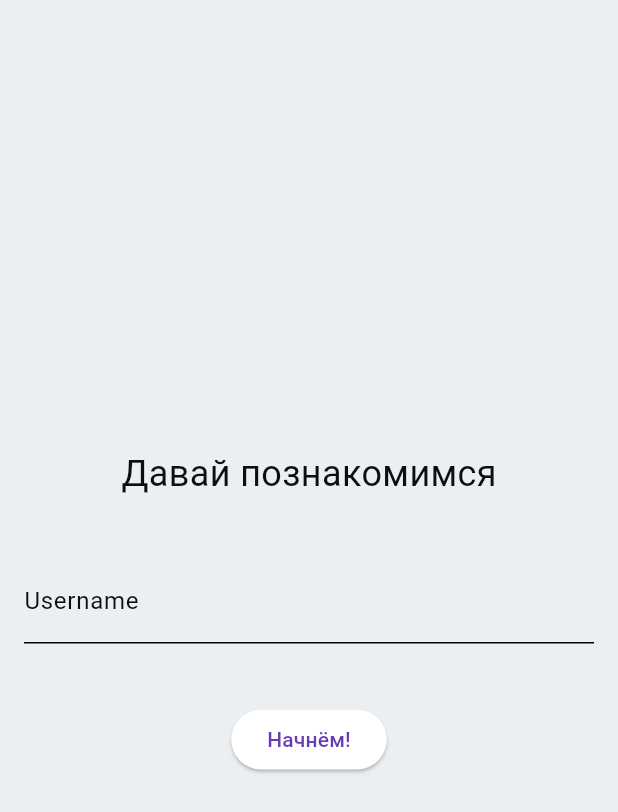
After one commit to oxiggy/quizmaster, a Flutter app: the AuthOnboardingPage screen opened by its route, on a phone screen of 412 x 824 dp. The commit adds this screen. Shown: the top 812 px of the screen. Run offline on Flutter 3.47's test engine with Material 3 defaults, Android fonts, the phone set to English and light mode, and no system bars; our stand-ins replace flutter_dotenv, flutter_secure_storage, flutter_spinkit, go_router, shared_preferences, supabase_flutter; accounts and stored records are empty.

Commit message:
chore: upd AuthPage and start onboarding

```diff
--- a/lib/app.dart
+++ b/lib/app.dart
@@ -2,6 +2,7 @@ import 'package:flutter/material.dart';
 import 'package:go_router/go_router.dart';
 import 'package:quizmaster/presentation/pages/active_games.dart';
 import 'package:quizmaster/presentation/pages/auth.dart';
+import 'package:quizmaster/presentation/pages/auth_onboarding.dart';
 import 'package:quizmaster/presentation/pages/game.dart';
 import 'package:quizmaster/presentation/pages/game_list.dart';
 import 'package:quizmaster/presentation/pages/master_dashboard.dart';
@@ -23,6 +24,11 @@ class AppRouter {
         path: '/auth',
         name: 'AuthPage',
         builder: (context, state) => AuthPage(),
+      ),
+      GoRoute(
+        path: '/onboarding',
+        name: 'AuthOnboarding',
+        builder: (context, state) => AuthOnboardingPage(),
       ),
       ShellRoute(
         builder: (context, state, child) {
--- /dev/null
+++ b/lib/presentation/pages/auth_onboarding.dart
@@ -0,0 +1,58 @@
+import 'package:flutter/material.dart';
+
+import '../../shared/widgets/loading_dots.dart';
+
+class AuthOnboardingPage extends StatefulWidget {
+  const AuthOnboardingPage({Key? key}) : super(key: key);
+
+  @override
+  _AuthOnboardingPageState createState () => _AuthOnboardingPageState();
+}
+
+class _AuthOnboardingPageState extends State<AuthOnboardingPage> {
+  late final _usernameController = TextEditingController();
+  bool _loading = false;
+
+  @override
+  Widget build(BuildContext context) {
+    return Scaffold(
+      backgroundColor: Colors.blueGrey[50],
+      body: _loading
+        ? const Center(child: LoadingDots())
+        : SafeArea(
+          child: SingleChildScrollView(
+            child: Padding(
+              padding: const EdgeInsets.all(16.0),
+              child: Center(
+                child: Container(
+                  constraints: BoxConstraints(minHeight: MediaQuery.of(context).size.height),
+                  child: Column(
+                    mainAxisAlignment: MainAxisAlignment.center,
+                    crossAxisAlignment: CrossAxisAlignment.center,
+                    children: [
+                      const Text('Давай познакомимся', style: TextStyle(fontSize: 24)),
+                      const SizedBox(height: 40),
+                      TextField(
+                        controller: _usernameController,
+                        decoration: const InputDecoration(labelText: 'Username'),
+                      ),
+                      const SizedBox(height: 40),
+                      ElevatedButton(
+                        onPressed: () {
+                          setState(() {
+                            _loading = true;
+                          });
+                        },
+                        child: const Text('Начнём!'),
+                      ),
+                      const SizedBox(height: 40),
+                    ],
+                  ),
+                )
+              )
+            )
+          )
+      )
+    );
+  }
+}
--- a/pubspec.yaml
+++ b/pubspec.yaml
@@ -15,6 +15,7 @@ dependencies:
   flutter_secure_storage: ^9.2.2
   go_router: ^8.0.0
   cupertino_icons: ^1.0.8
+  flutter_spinkit: ^5.2.1
 
 dev_dependencies:
   flutter_test:
```
Also changed, not shown: lib/core/models/session.dart (+21 -0 lines), lib/presentation/pages/auth.dart (+77 -56 lines), lib/shared/widgets/loading_dots.dart (added, +14 -0 lines), pubspec.lock.
